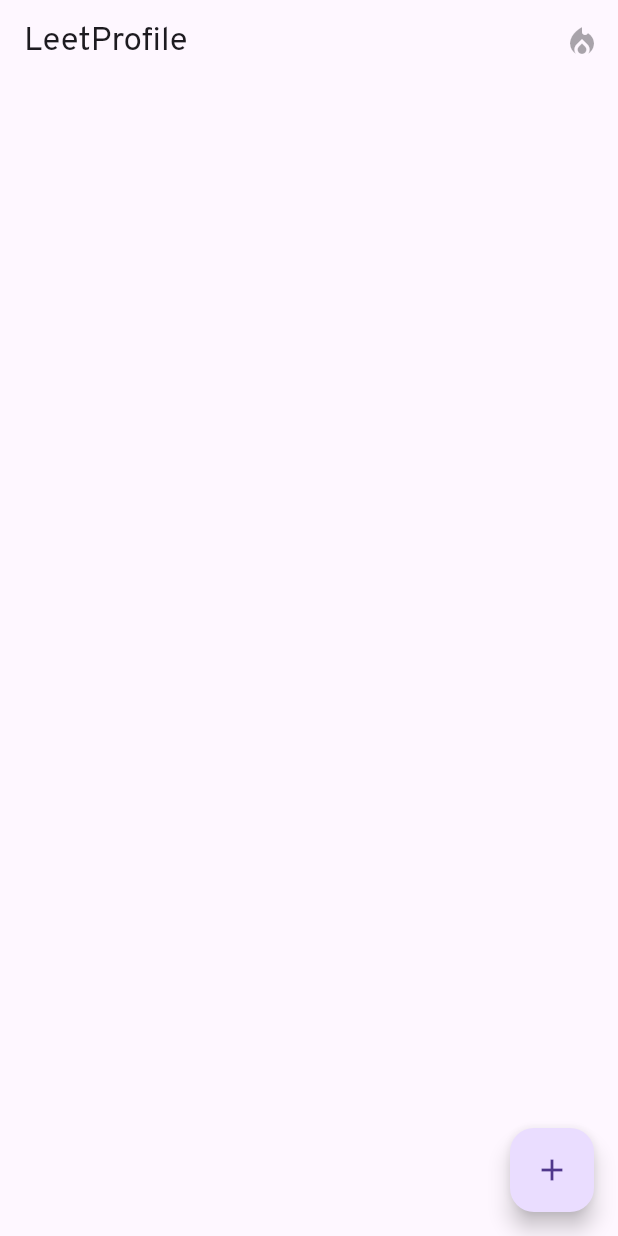
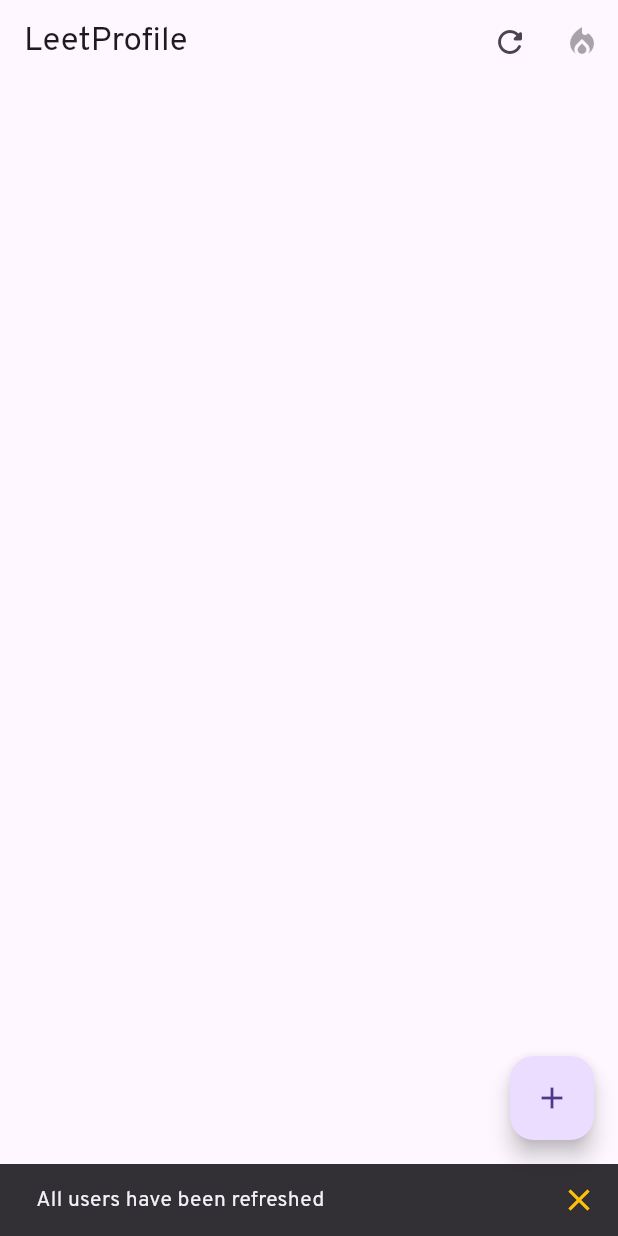
Before and after one commit to eterniter06/leetprofile, a Flutter app: the first screen one second after launch, on a phone screen of 412 x 824 dp. Run offline on Flutter 3.47's test engine with Material 2 defaults, Android fonts, the phone set to English and light mode, and no system bars; our stand-ins replace font_awesome_flutter, isar, percent_indicator, share_plus; accounts and stored records are empty; generated files the repository leaves out were written again.

Commit message:
Add a refresh all button in the userList page
Make refresh icon and location consistent across pages
Add snackbar when all users have been refreshed
Add tooltip to user actions
Improve?? text in social media button: sm profile link --> sm profile

```diff
--- a/lib/components/social_media_button.dart
+++ b/lib/components/social_media_button.dart
@@ -31,7 +31,7 @@ class SocialMediaButton extends StatelessWidget {
       },
       icon: FaIcon(
         icon,
-        semanticLabel: "$socialMedia profile link",
+        semanticLabel: "$socialMedia profile",
         color: color,
         size: valueScaler(context, 40),
       ),
--- a/lib/pages/userlist.dart
+++ b/lib/pages/userlist.dart
@@ -23,7 +23,6 @@ class MainApp extends StatelessWidget {
         brightness: Brightness.dark,
         fontFamily: 'Overpass',
       ),
-      debugShowCheckedModeBanner: false,
       themeMode: ThemeMode.system,
       home: const UserListPage(),
     );
@@ -81,6 +80,8 @@ class _UserListPageState extends State<UserListPage> {
         userList[i].update(updatedUser: UserData.fromMap(dataMap: jsonList[i]));
       }
     });
+
+    _informUser(const Text('All users have been refreshed'));
   }
 
   Future<UserData?> _createUser(String username) async {
@@ -170,8 +171,15 @@ class _UserListPageState extends State<UserListPage> {
       ),
       appBar: AppBar(
         title: const Text('LeetProfile'),
-        actions: const [
+        actions: [
           IconButton(
+            tooltip: "Refresh all users",
+            icon: const Icon(Icons.refresh_rounded),
+            onPressed: () {
+              _updateUsers();
+            },
+          ),
+          const IconButton(
             tooltip: "Today's daily question",
             icon: Icon(Icons.local_fire_department_sharp),
             onPressed: null,
```
Also changed, not shown: lib/pages/user.dart (+8 -6 lines).
